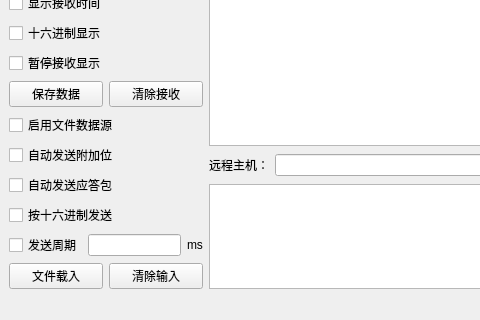
Qt form netassistant.ui (malik1988/NetAssistant) before a commit; both pictures show x 0 to 480 and y 281 to 601 of the 800 by 601 pixel window.
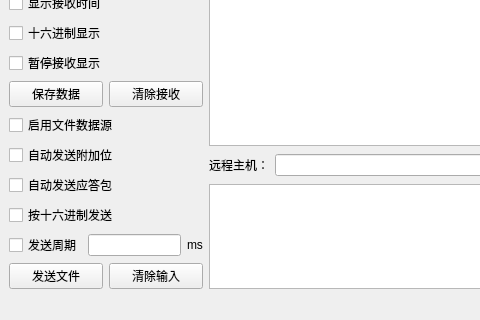
The same form after that commit.

Commit message: 优化接收和发送代码,十六进制收发功能实现

```diff
--- a/netassistant.ui
+++ b/netassistant.ui
@@ -251,7 +251,7 @@
            </sizepolicy>
           </property>
           <property name="text">
-           <string>文件载入</string>
+           <string>发送文件</string>
           </property>
          </widget>
         </item>
```
Left out of the diff: 51 changed lines with no effect on the pictures. The commit also changes 2 other files.
